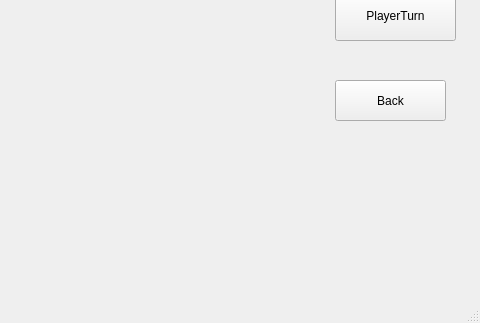
The window that srcs/gui/mainwindow.ui (eole1712/Gomoku) describes before a commit, drawn with Qt 5; both pictures show x 445 to 925 and y 397 to 720 of the 925 by 720 pixel window.
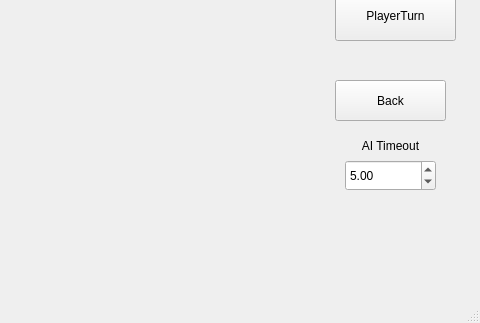
The same window after the commit. Custom widgets are drawn as their Qt base class.

Commit message: ajout du timeout IA mais dans la section Pvp

Patch:
```diff
--- a/srcs/gui/mainwindow.ui
+++ b/srcs/gui/mainwindow.ui
@@ -157,6 +157,38 @@
         <string>PlayerTurn</string>
        </property>
       </widget>
+      <widget class="QDoubleSpinBox" name="AITimeoutBox">
+       <property name="geometry">
+        <rect>
+         <x>780</x>
+         <y>530</y>
+         <width>91</width>
+         <height>31</height>
+        </rect>
+       </property>
+       <property name="singleStep">
+        <double>0.100000000000000</double>
+       </property>
+       <property name="value">
+        <double>5.000000000000000</double>
+       </property>
+      </widget>
+      <widget class="QLabel" name="label">
+       <property name="geometry">
+        <rect>
+         <x>770</x>
+         <y>500</y>
+         <width>111</width>
+         <height>31</height>
+        </rect>
+       </property>
+       <property name="text">
+        <string>AI Timeout</string>
+       </property>
+       <property name="alignment">
+        <set>Qt::AlignCenter</set>
+       </property>
+      </widget>
      </widget>
     </widget>
     <widget class="QWidget" name="page_2">
```
The commit also changes 5 other files.
